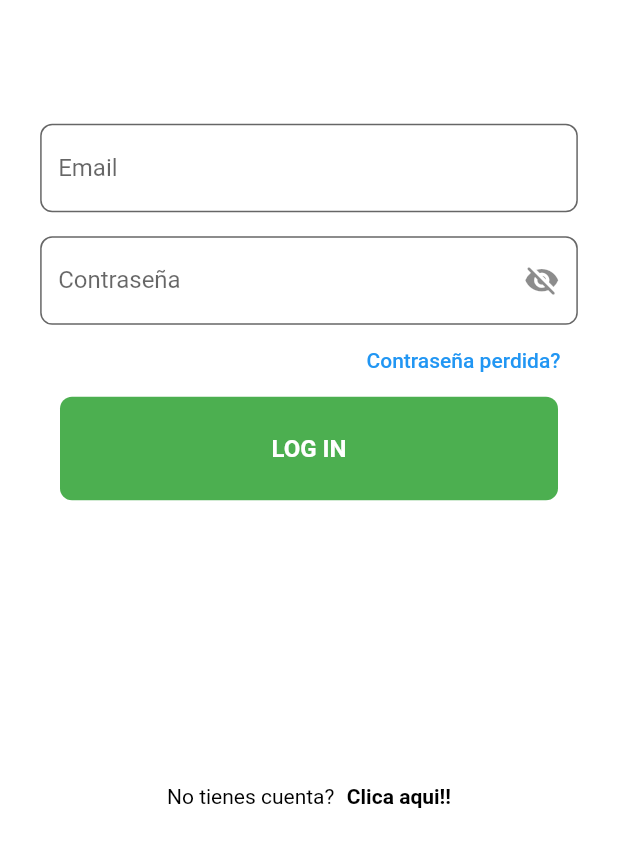
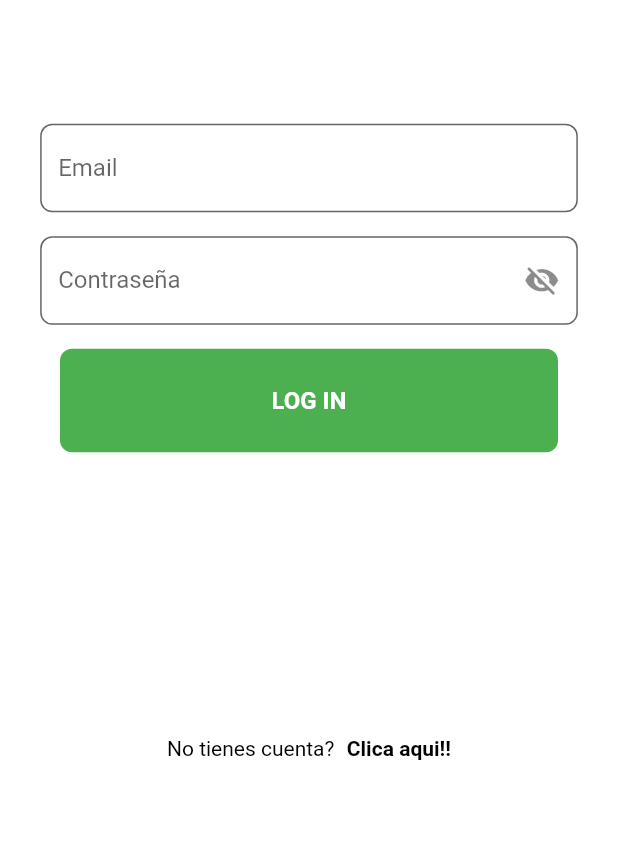
Before and after one commit to FranciscoJanerMudoy/hostalapp, a Flutter app: the screen it shows after launch, on a phone screen of 412 x 824 dp, the part 319-1186 px from its top. Run offline on Flutter 3.47's test engine with Material 2 defaults, Android fonts, the light colour scheme and no system bars; our stand-ins replace cloud_firestore, email_validator, firebase_auth, firebase_core; accounts and stored records are empty.

Commit message:
Pequeños cambios

```diff
--- a/lib/screen/confirm_order_screen.dart
+++ b/lib/screen/confirm_order_screen.dart
@@ -36,7 +36,7 @@ class _ConfirmOrderState extends State<ConfirmOrder> {
               Form(
                 key: _key,
                 child: Center(
-                  child: fieldType(_size),
+                  child: fieldTable(_size),
                 ),
               ),
               construirListaProductosAgrupados(context)
@@ -77,7 +77,7 @@ class _ConfirmOrderState extends State<ConfirmOrder> {
     );
   }
 
-  Widget fieldType(Size size) {
+  Widget fieldTable(Size size) {
     return SizedBox(
       width: size.width * 0.87,
       child: DropdownButtonFormField<int>(
--- a/lib/screen/login_screen.dart
+++ b/lib/screen/login_screen.dart
@@ -55,20 +55,8 @@ class _LogInScreenState extends State<LogInScreen> {
               color: Colors.white,
             ),
             fieldPassword(context),
-            Row(
-              mainAxisAlignment: MainAxisAlignment.center,
-              children: [
-                SizedBox(
-                  width: _size.width * 0.5,
-                ),
-                TextButton(
-                  onPressed: () {
-                    Navigator.pushNamed(context, 'Reset',
-                        arguments: _email.text);
-                  },
-                  child: const Text('Contraseña perdida?'),
-                )
-              ],
+            const Divider(
+              color: Colors.white,
             ),
             MyButtonWidget(
               onTap: () => signIn(_email.text, _constrasena.text, context),
--- a/lib/screen/waiter_screen.dart
+++ b/lib/screen/waiter_screen.dart
@@ -1,5 +1,4 @@
 import 'package:firebase_auth/firebase_auth.dart';
-import 'package:firebase_core/firebase_core.dart';
 import 'package:flutter/material.dart';
 import 'package:hostalapp/providers/order_provider.dart';
 import 'package:hostalapp/service/firebase_service.dart';
@@ -27,7 +26,6 @@ class WaiterScreen extends StatelessWidget {
           );
         } else {
           if (snapshot.hasData && snapshot.data != null) {
-            // Comprobación adicional de snapshot.hasData y snapshot.data
             return Scaffold(
               appBar: AppBar(
                 centerTitle: true,
@@ -103,7 +101,6 @@ class WaiterScreen extends StatelessWidget {
               ),
             );
           } else {
-            // Maneja el caso en el que snapshot.hasData sea falso o snapshot.data sea nulo
             return const Scaffold(
               body: Center(
                 child: Text('No se pudo cargar la información del usuario.'),
```
Also changed, not shown: pubspec.lock.
